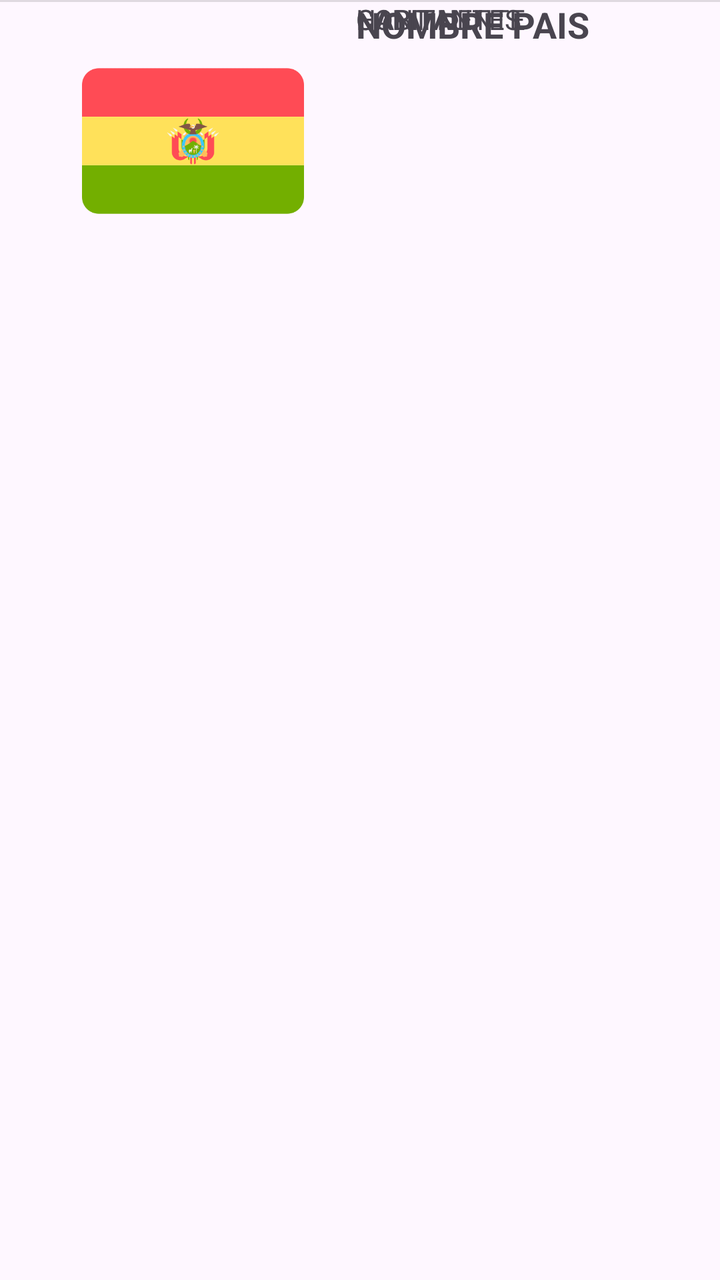
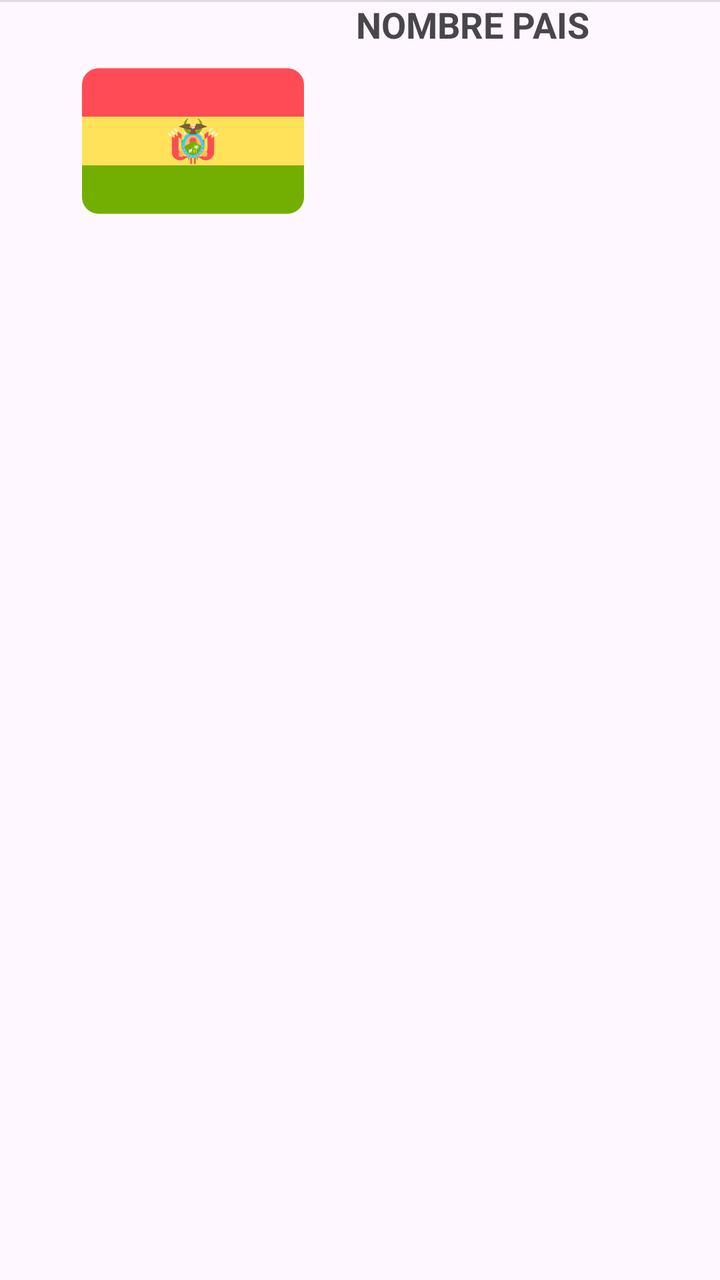

Compare the two renders of this Android layout. The source of the first and the diff that turns it into the second are given below.
<!-- AndroidManifest.xml: application theme Theme.ListaPaises -->
<!-- res/layout/item_pais.xml -->
<?xml version="1.0" encoding="utf-8"?>
<androidx.constraintlayout.widget.ConstraintLayout xmlns:android="http://schemas.android.com/apk/res/android"
    xmlns:app="http://schemas.android.com/apk/res-auto"
    xmlns:tools="http://schemas.android.com/tools"
    android:layout_width="match_parent"
    android:layout_height="wrap_content">

    <ImageView
        android:id="@+id/imgBandera"
        android:layout_width="163dp"
        android:layout_height="111dp"
        android:layout_marginStart="15dp"
        android:layout_marginTop="15dp"
        app:layout_constraintStart_toStartOf="parent"
        app:layout_constraintTop_toTopOf="parent"
        app:srcCompat="@drawable/bolivia" />

    <TextView
        android:id="@+id/txtNombrePais"
        android:layout_width="wrap_content"
        android:layout_height="wrap_content"
        android:text="NOMBRE PAIS"
        android:textSize="18sp"
        android:textStyle="bold"
        app:layout_constraintStart_toEndOf="@+id/imgBandera"
        tools:layout_editor_absoluteY="16dp" />

    <TextView
        android:id="@+id/txtCapital"
        android:layout_width="wrap_content"
        android:layout_height="wrap_content"
        android:text="CAPITAL"
        app:layout_constraintStart_toEndOf="@+id/imgBandera"
        tools:layout_editor_absoluteY="40dp" />

    <TextView
        android:id="@+id/txtHabitantes"
        android:layout_width="wrap_content"
        android:layout_height="wrap_content"
        android:text="HABITANTES"
        app:layout_constraintStart_toEndOf="@+id/imgBandera"
        tools:layout_editor_absoluteY="59dp" />

    <TextView
        android:id="@+id/txtContinente"
        android:layout_width="wrap_content"
        android:layout_height="wrap_content"
        android:text="CONTINENTE"
        app:layout_constraintStart_toEndOf="@+id/imgBandera"
        tools:layout_editor_absoluteY="78dp" />

    <View
        android:id="@+id/divider"
        android:layout_width="409dp"
        android:layout_height="1dp"
        android:background="?android:attr/listDivider"
        tools:layout_editor_absoluteX="1dp"
        tools:layout_editor_absoluteY="146dp" />
</androidx.constraintlayout.widget.ConstraintLayout>
<!-- resources referenced by this layout -->
<resources>
  <!-- drawable bolivia: png bitmap (drawable, 13702 bytes) -->
  <style name="Theme.ListaPaises" parent="Base.Theme.ListaPaises" />
  <style name="Base.Theme.ListaPaises" parent="Theme.Material3.DayNight.NoActionBar">
          
          
      </style>
</resources>

<!-- the commit's change to res/layout/item_pais.xml (unified diff, before → after) -->
@@ -29,25 +29,22 @@
         android:id="@+id/txtCapital"
         android:layout_width="wrap_content"
         android:layout_height="wrap_content"
-        android:text="CAPITAL"
         app:layout_constraintStart_toEndOf="@+id/imgBandera"
-        tools:layout_editor_absoluteY="40dp" />
+        app:layout_constraintTop_toBottomOf="@+id/txtNombrePais" />
 
     <TextView
         android:id="@+id/txtHabitantes"
         android:layout_width="wrap_content"
         android:layout_height="wrap_content"
-        android:text="HABITANTES"
         app:layout_constraintStart_toEndOf="@+id/imgBandera"
-        tools:layout_editor_absoluteY="59dp" />
+        app:layout_constraintTop_toBottomOf="@+id/txtCapital" />
 
     <TextView
         android:id="@+id/txtContinente"
         android:layout_width="wrap_content"
         android:layout_height="wrap_content"
-        android:text="CONTINENTE"
         app:layout_constraintStart_toEndOf="@+id/imgBandera"
-        tools:layout_editor_absoluteY="78dp" />
+        app:layout_constraintTop_toBottomOf="@+id/txtHabitantes" />
 
     <View
         android:id="@+id/divider"
